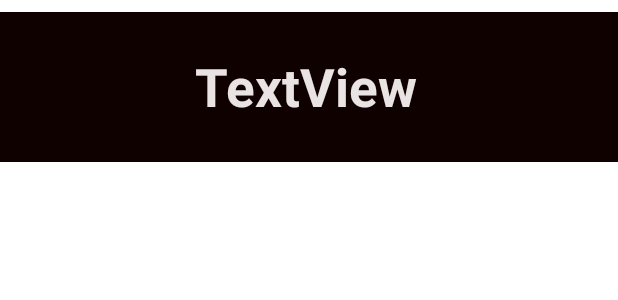
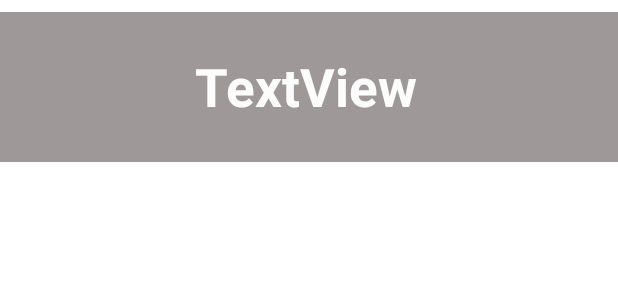
Before and after one commit to Varun832003/Color-Guessing-Game_GDSC, an Android app: the layout my_layout.xml on its own in the app's theme, with its tools: preview values and no code run, on a phone screen of 412 x 824 dp. Shown: the top 300 px of the screen. Run offline under Robolectric (Android 15) with nearby library versions, the phone set to English and light mode, and no system bars; Roboto replaces fonts that are not available here.

Commit message:
Final Commit

```diff
--- a/app/src/main/java/com/example/colorguessgame/CustomAdapter.java
+++ b/app/src/main/java/com/example/colorguessgame/CustomAdapter.java
@@ -71,6 +71,7 @@ public class CustomAdapter extends RecyclerView.Adapter<CustomAdapter.ViewHolder
 
         viewHolder.getTextView().setText(localDataSet[position]);
 
+
     }
     // Return the size of your dataset (invoked by the layout manager)
     @Override
--- a/app/src/main/java/com/example/colorguessgame/MainActivity4.java
+++ b/app/src/main/java/com/example/colorguessgame/MainActivity4.java
@@ -13,6 +13,7 @@ import android.widget.LinearLayout;
 import android.widget.TextView;
 
 public class MainActivity4 extends AppCompatActivity {
+    private static final String Extra_Name = "com.example.colorguessname.mainact4";
     LinearLayout linearLayout;
     RecyclerView recyclerView;
     Button playAgain;
@@ -26,6 +27,8 @@ public class MainActivity4 extends AppCompatActivity {
         textView3.setText("OOPS!, You choose the wrong order.\nThe correct order is displayed below.");
         Intent intent = getIntent();
         String randomArray[] = intent.getStringArrayExtra(MainActivity3.Extra_Name_MainAct3);
+//        /intent.putExtra(Extra_Name,randomArray);
+//        startActivity(intent);
         recyclerView = findViewById(R.id.recyclerView);
         recyclerView.setLayoutManager(new LinearLayoutManager(this));
         CustomAdapter c = new CustomAdapter(randomArray);
--- a/app/src/main/res/layout/my_layout.xml
+++ b/app/src/main/res/layout/my_layout.xml
@@ -9,6 +9,7 @@
         android:layout_width="match_parent"
         android:layout_height="100dp"
         android:layout_marginTop="8dp"
+        android:alpha="0.4"
         android:background="#100101"
         android:gravity="center"
         android:orientation="horizontal"
@@ -25,7 +26,7 @@
             android:layout_weight="1"
             android:fontFamily="@font/aref_ruqaa"
             android:text="TextView"
-            android:textColor="#EAE3E3"
+            android:textColor="#FAFAF9"
             android:textSize="35sp"
             android:textStyle="bold" />
     </LinearLayout>
```
